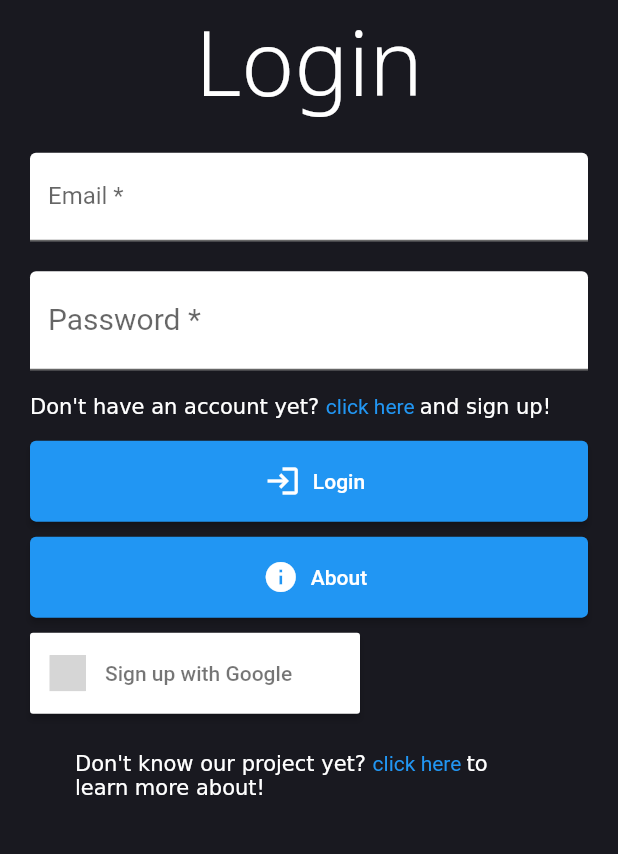
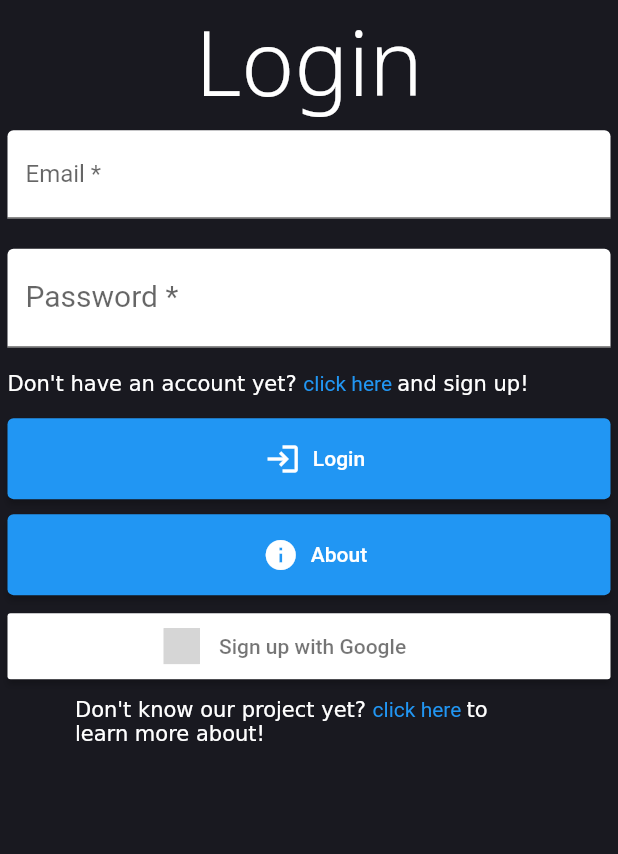
Before and after one commit to Manuel-Antunes/smart-plantation-flutter, a Flutter app: the screen it shows after launch, on a phone screen of 412 x 824 dp, the part 348-1202 px from its top. Run offline on Flutter 3.47's test engine with Material 2 defaults, Android fonts, the phone set to English and light mode, and no system bars; our stand-ins replace firebase_auth, firebase_core, flutter_map, flutter_signin_button, google_fonts, google_sign_in and 2 more; accounts and stored records are empty; grey boxes are pictures that could not be loaded.

Commit message:
fix: signin with google improvings

```diff
--- a/lib/sign/login_page.dart
+++ b/lib/sign/login_page.dart
@@ -20,7 +20,7 @@ class LoginPage extends StatelessWidget {
     return SingleChildScrollView(
       child: SizedBox(
         width: MediaQuery.of(context).size.width,
-        height: MediaQuery.of(context).size.height,
+        height: MediaQuery.of(context).size.height + 100,
         child: Column(
           children: [
             const SpanLandscape(),
--- a/lib/sign/sign_up_page.dart
+++ b/lib/sign/sign_up_page.dart
@@ -20,7 +20,7 @@ class SignUpPage extends StatelessWidget {
     return SingleChildScrollView(
       child: SizedBox(
         width: MediaQuery.of(context).size.width,
-        height: MediaQuery.of(context).size.height,
+        height: MediaQuery.of(context).size.height + 300,
         child: Column(
           children: [
             const SpanLandscape(),
--- a/lib/sign/widgets/google_button_widget.dart
+++ b/lib/sign/widgets/google_button_widget.dart
@@ -9,7 +9,11 @@ class GoogleButtonWidget extends StatelessWidget {
 
   @override
   Widget build(BuildContext context) {
-    return Padding(
+    return Row(
+      children: [
+        Expanded(
+          flex: 1,
+          child: Padding(
               padding: const EdgeInsets.symmetric(vertical: 5),
               child: SignInButton(
                 Buttons.Google,
@@ -17,9 +21,12 @@ class GoogleButtonWidget extends StatelessWidget {
                 onPressed: () {
                   _onPressed(context);
                 },
-          padding: EdgeInsets.symmetric(vertical: 15),
+                padding: EdgeInsets.symmetric(vertical: 10),
                 // minimumSize: const Size(double.infinity, 30),]
-        ));
+              )),
+        ),
+      ],
+    );
   }
 
   Future<String?> signInwithGoogle() async {}
--- a/lib/sign/widgets/login_form_widget.dart
+++ b/lib/sign/widgets/login_form_widget.dart
@@ -27,7 +27,7 @@ class LoginFormWidgetState extends State<LoginFormWidget> {
       key: _formKey,
       child: Expanded(
         child: Padding(
-          padding: const EdgeInsets.all(20.0),
+          padding: const EdgeInsets.all(5.0),
           child: buildFormControllers(),
         ),
       ),
@@ -85,7 +85,7 @@ class LoginFormWidgetState extends State<LoginFormWidget> {
             MaterialPageRoute(builder: (context) => AboutPage()),
           );
         }),
-        GoogleButtonWidget()
+        const GoogleButtonWidget()
       ],
     );
   }
--- a/lib/sign/widgets/sign_up_form_widget.dart
+++ b/lib/sign/widgets/sign_up_form_widget.dart
@@ -26,7 +26,7 @@ class SignUpFormWidgetState extends State<SignUpFormWidget> {
       key: _formKey,
       child: Expanded(
         child: Padding(
-          padding: const EdgeInsets.only(top: 20.0, left: 20, right: 20),
+          padding: const EdgeInsets.only(top: 20.0, left: 5, right: 5),
           child: buildFormControllers(),
         ),
       ),
```
Lines whose indentation alone changed are shown as unchanged.
